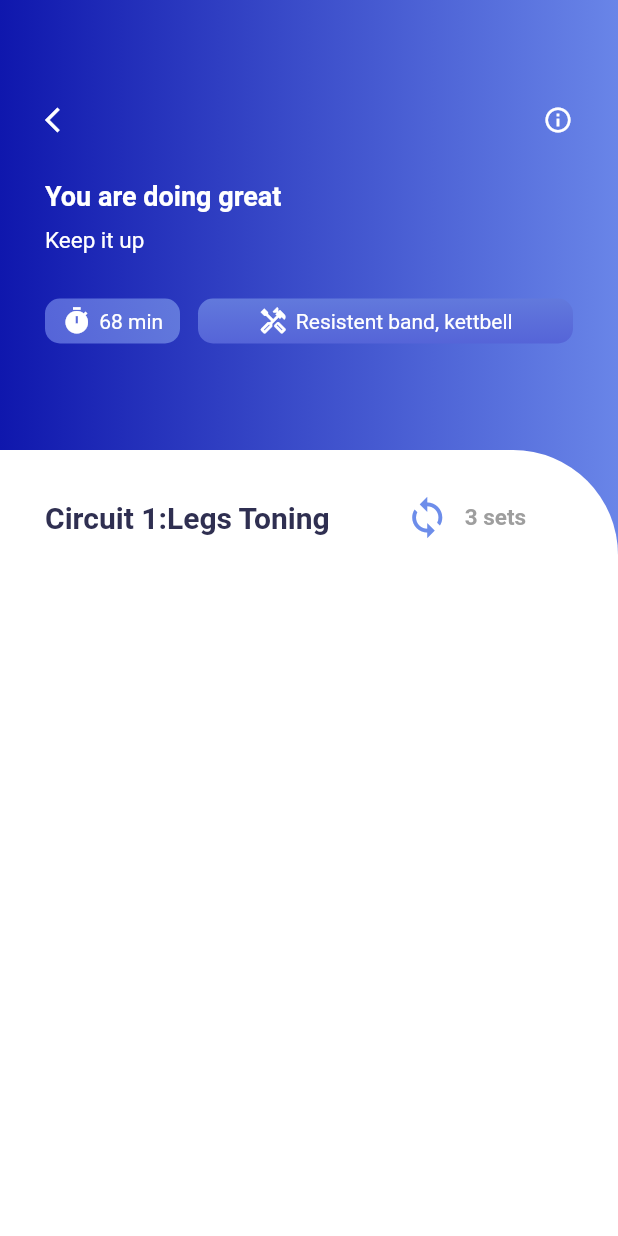
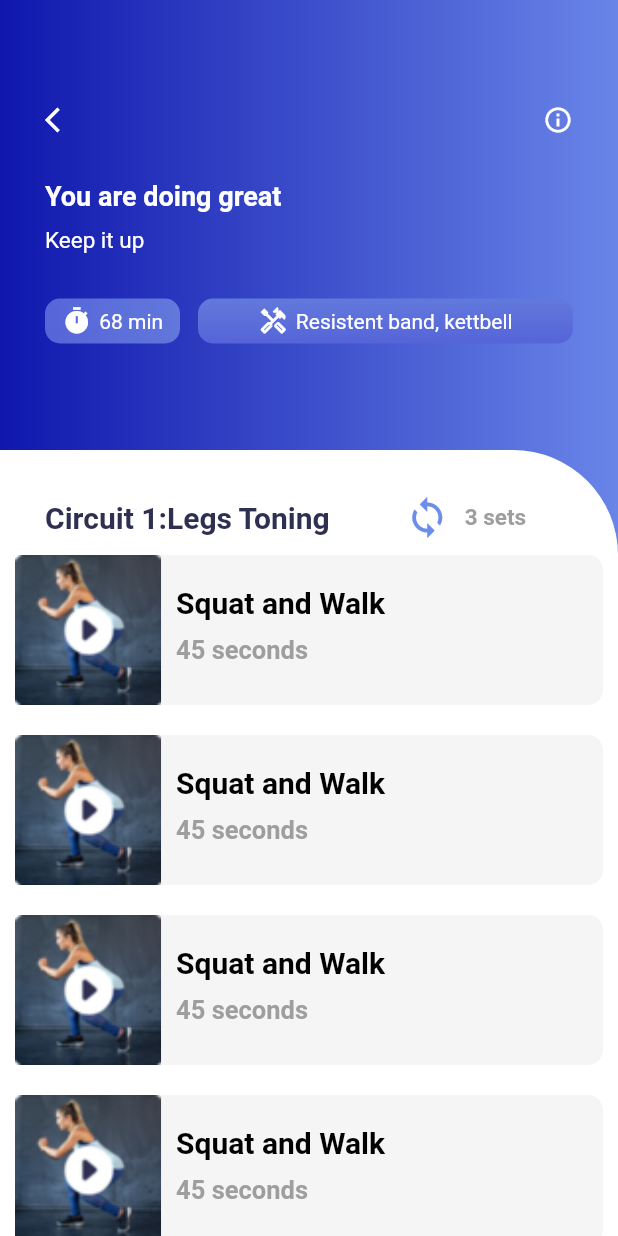
Before and after one commit to senuravihanjayadeva/FirstFlutterApp, a Flutter app: the screen it shows after launch, after a tap on the "arrow forward" icon, on a phone screen of 412 x 824 dp. Run offline on Flutter 3.47's test engine with Material 2 defaults, Android fonts, the phone set to English and light mode, and no system bars; our stand-ins replace get.

```diff
--- a/lib/home_page.dart
+++ b/lib/home_page.dart
@@ -31,8 +31,10 @@ class _HomePageState extends State<HomePage> {
   @override
   Widget build(BuildContext context) {
     return Scaffold(
+        resizeToAvoidBottomInset: false,
         backgroundColor: color.AppColor.homePageBackground,
-        body: Container(
+        body: SingleChildScrollView(
+            child: Container(
           padding: const EdgeInsets.only(top: 70, left: 30, right: 30),
           child: Column(
             children: [
@@ -262,44 +264,41 @@ class _HomePageState extends State<HomePage> {
                   )
                 ],
               ),
-              Expanded(
-                  child: ListView.builder(
-                      itemCount: info.length,
-                      itemBuilder: (_, i) {
-                        return Row(
-                          children: [
               Container(
-                              height: 170,
-                              width: 200,
-                              padding: const EdgeInsets.all(5),
+                  height: 300,
+                  child: GridView.count(
+                    // Create a grid with 2 columns. If you change the scrollDirection to
+                    // horizontal, this produces 2 rows.
+                    crossAxisCount: 2,
+                    // Generate 100 widgets that display their index in the List.
+                    children: List.generate(4, (index) {
+                      return Center(
+                        child: Container(
                           decoration: BoxDecoration(
                             color: Colors.white,
-                                  borderRadius: BorderRadius.circular(15),
-                                  image: DecorationImage(
-                                      image: AssetImage(info[i]['img'])),
-                                  boxShadow: [
-                                    BoxShadow(
-                                        blurRadius: 3,
-                                        offset: Offset(-5, -5),
-                                        color: color.AppColor.gradientSecond
-                                            .withOpacity(0.1)),
-                                  ]),
-                              child: Center(
-                                child: Align(
-                                    alignment: Alignment.bottomCenter,
-                                    child: Text(
-                                      "Title",
+                            borderRadius: BorderRadius.circular(10),
+                          ),
+                          child: Column(
+                            children: [
+                              Image(image: AssetImage("assets/ex3.png")),
+                              SizedBox(
+                                height: 10,
+                              ),
+                              Text(
+                                "Exercise 1",
                                 style: TextStyle(
-                                          fontSize: 20,
-                                          color: color.AppColor.homePageDetail),
-                                    )),
-                              ),
+                                    fontSize: 15,
+                                    color: color.AppColor.homePageDetail,
+                                    fontWeight: FontWeight.bold),
                               )
                             ],
+                          ),
+                        ),
                       );
-                      }))
+                    }),
+                  ))
             ],
           ),
-        ));
+        )));
   }
 }
--- a/lib/video_info.dart
+++ b/lib/video_info.dart
@@ -204,7 +204,58 @@ class _VideoInfoState extends State<VideoInfo> {
                         ],
                       )
                     ],
-                  )
+                  ),
+                  Expanded(
+                      child: ListView.builder(
+                    itemCount: 6,
+                    itemBuilder: (BuildContext context, int index) {
+                      return Container(
+                        height: 100,
+                        width: MediaQuery.of(context).size.width,
+                        margin: const EdgeInsets.all(10),
+                        padding: const EdgeInsets.only(right: 30),
+                        decoration: BoxDecoration(
+                            borderRadius: BorderRadius.circular(10),
+                            color: Colors.grey.shade100),
+                        child: Row(
+                          children: [
+                            Container(
+                              height: MediaQuery.of(context).size.height,
+                              decoration: BoxDecoration(color: Colors.red),
+                              child: Image(
+                                  image: AssetImage("assets/squat1.jpg"),
+                                  fit: BoxFit.fill),
+                            ),
+                            Container(
+                              padding: const EdgeInsets.only(top: 20, left: 10),
+                              child: Column(
+                                crossAxisAlignment: CrossAxisAlignment.start,
+                                children: [
+                                  Text(
+                                    "Squat and Walk",
+                                    style: TextStyle(
+                                        fontSize: 20,
+                                        fontWeight: FontWeight.bold,
+                                        color: Colors.black),
+                                  ),
+                                  SizedBox(
+                                    height: 10,
+                                  ),
+                                  Text(
+                                    "45 seconds",
+                                    style: TextStyle(
+                                        fontSize: 17,
+                                        fontWeight: FontWeight.bold,
+                                        color: Colors.grey),
+                                  )
+                                ],
+                              ),
+                            ),
+                          ],
+                        ),
+                      );
+                    },
+                  ))
                 ],
               ),
             ))
```
Lines whose indentation alone changed are shown as unchanged.
